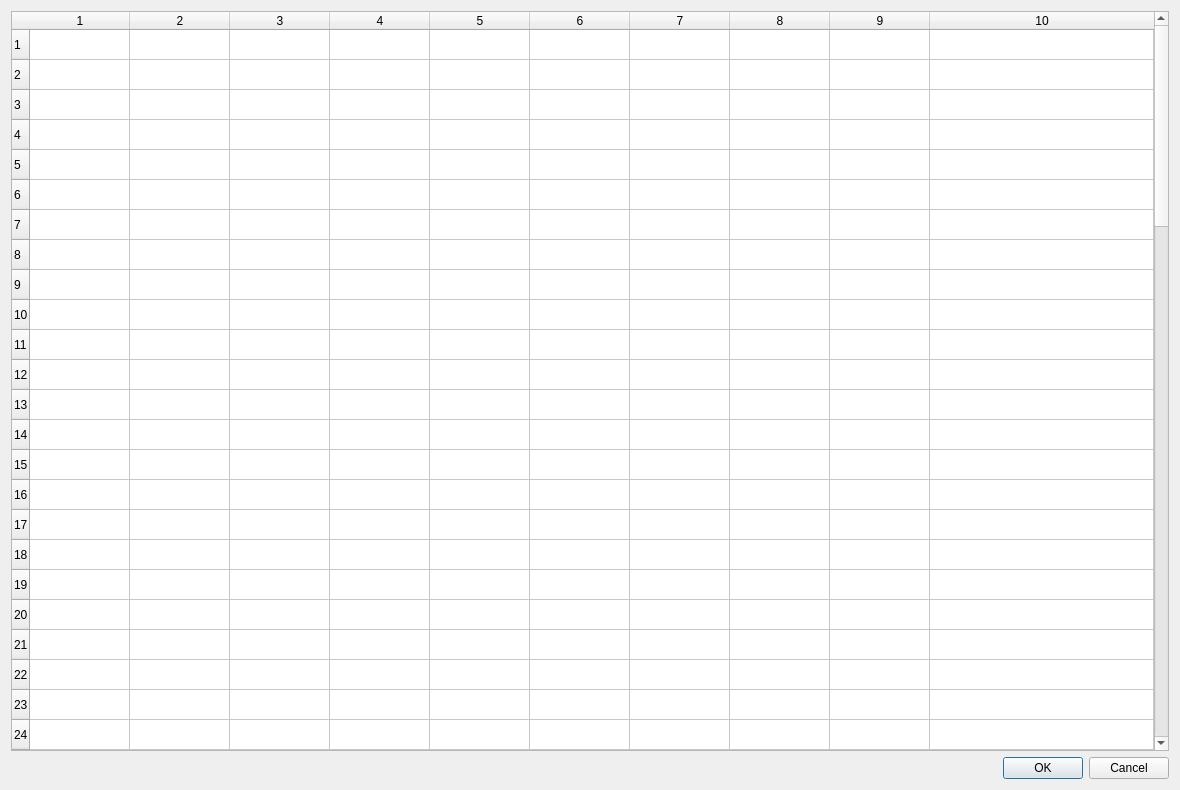
First picture: the form in DialogSimulation.ui, repository J-TAG/dump-truck-problem-simulation, before the edit.
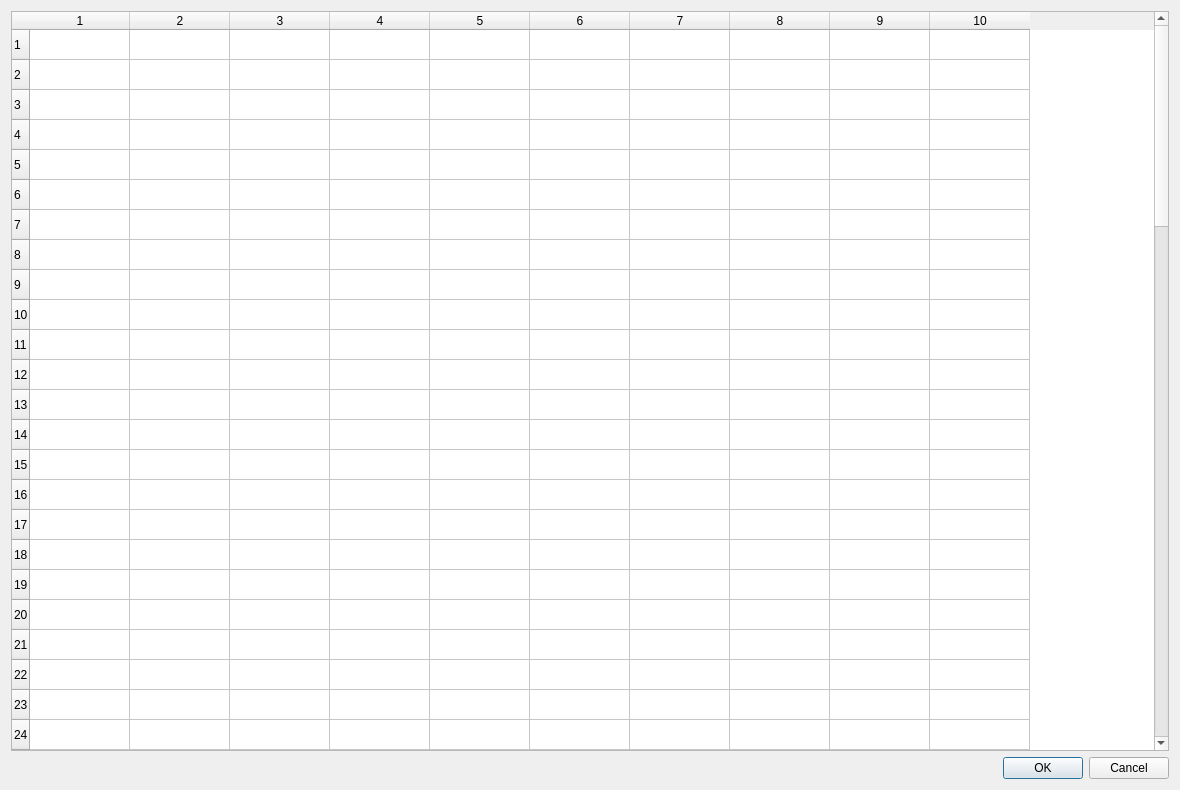
Second picture: the form after the edit.

Patch:
```diff
--- a/DialogSimulation.ui
+++ b/DialogSimulation.ui
@@ -29,7 +29,7 @@
       <bool>true</bool>
      </attribute>
      <attribute name="horizontalHeaderStretchLastSection">
-      <bool>true</bool>
+      <bool>false</bool>
      </attribute>
      <row/>
      <row/>
```
